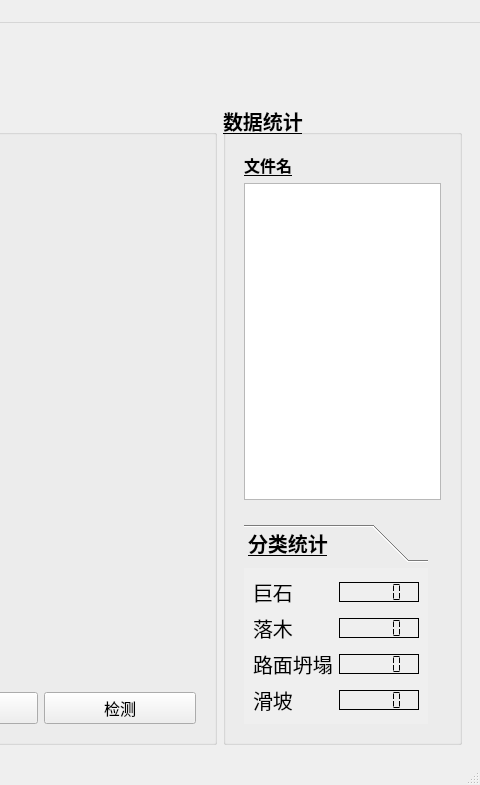
Before: the Qt Designer form main_window.ui in XHao1997/yolo_detect_qt, drawn with Qt 5; both pictures show x 788 to 1268 and y 0 to 785 of the 1268 by 785 pixel window.
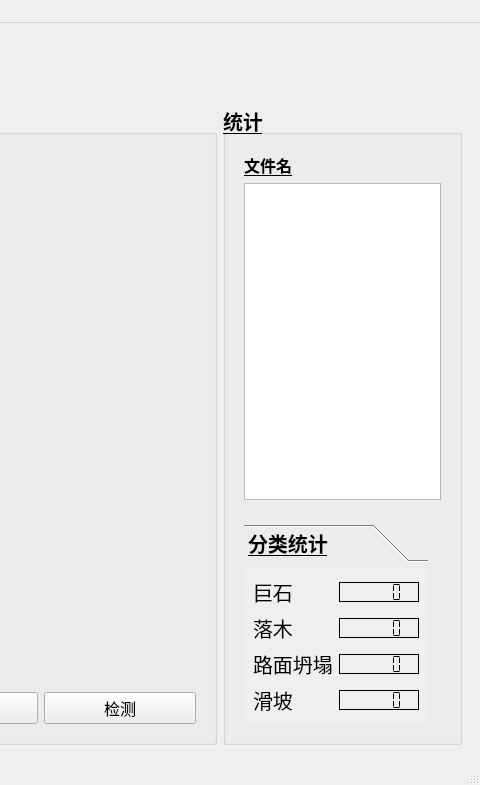
After: the same form once the commit is applied. Icons and pictures are not drawn.

What changed in the file:
```diff
--- a/main_window.ui
+++ b/main_window.ui
@@ -300,11 +300,11 @@
           </font>
          </property>
          <property name="title">
-          <string>数据统计</string>
+          <string>统计</string>
          </property>
          <layout class="QVBoxLayout" name="verticalLayout_2">
           <item>
-           <widget class="QWidget" name="" native="true">
+           <widget class="QWidget" name="widget" native="true">
             <property name="sizePolicy">
              <sizepolicy hsizetype="Preferred" vsizetype="Minimum">
               <horstretch>0</horstretch>
```
Left out of the diff: 19 changed lines with no effect on the pictures.
